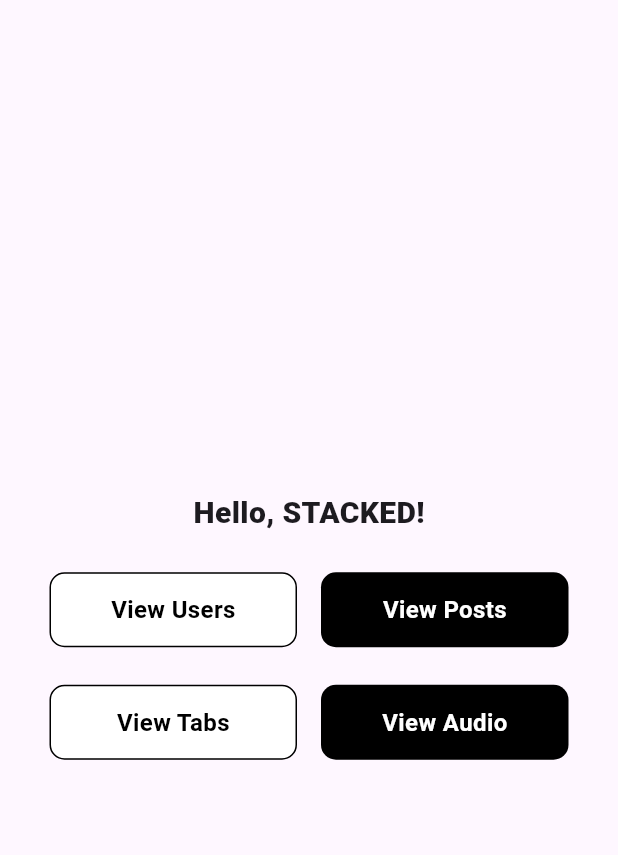
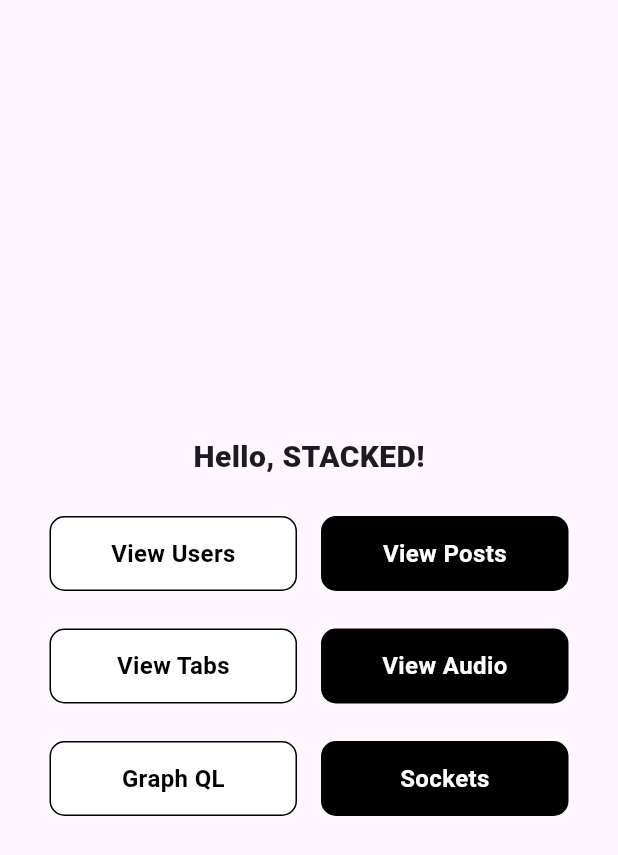
Before and after one commit to Kevnlan/flutter-stacked, a Flutter app: the screen it shows after launch, on a phone screen of 412 x 824 dp. Shown: the top 855 px of the screen. Run offline on Flutter 3.47's test engine with Material 3 defaults, Android fonts, the phone set to English and light mode, and no system bars; our stand-ins replace flutter_dotenv, hive_flutter, injectable, sizer, stacked, stacked_services and 1 more; accounts and stored records are empty.

Commit message:
add new views, consolidate all nav methods to one method

```diff
--- a/lib/app/app.dart
+++ b/lib/app/app.dart
@@ -12,6 +12,8 @@ import 'package:flutter_application_stacked/ui/views/post_details/post_details_v
 import 'package:flutter_application_stacked/ui/views/users/users_view.dart';
 import 'package:flutter_application_stacked/ui/views/tabs/tabs_view.dart';
 import 'package:flutter_application_stacked/ui/views/audio/audio_view.dart';
+import 'package:flutter_application_stacked/ui/views/qraph_ql/qraph_ql_view.dart';
+import 'package:flutter_application_stacked/ui/views/sockets/sockets_view.dart';
 // @stacked-import
 
 @StackedApp(
@@ -24,6 +26,8 @@ import 'package:flutter_application_stacked/ui/views/audio/audio_view.dart';
     MaterialRoute(page: UsersView),
     MaterialRoute(page: TabsView),
     MaterialRoute(page: AudioView),
+    MaterialRoute(page: QraphQlView),
+    MaterialRoute(page: SocketsView),
 // @stacked-route
   ],
   dependencies: [
--- a/lib/models/pixabay_images.dart
+++ b/lib/models/pixabay_images.dart
@@ -4,7 +4,8 @@
 
 import 'dart:convert';
 
-PixabayImages pixabayImagesFromJson(String str) => PixabayImages.fromJson(json.decode(str));
+PixabayImages pixabayImagesFromJson(String str) =>
+    PixabayImages.fromJson(json.decode(str));
 
 String pixabayImagesToJson(PixabayImages data) => json.encode(data.toJson());
 
--- a/lib/services/api_service.dart
+++ b/lib/services/api_service.dart
@@ -164,7 +164,9 @@ class ApiService {
       for (var comment in parsed['hits']) {
         imageList.add(PixabayImages.fromJson(comment));
       }
-    } catch (e) {debugPrint(e.toString());}
+    } catch (e) {
+      debugPrint(e.toString());
+    }
     return imageList;
   }
 }
--- a/lib/ui/views/home/home_view.dart
+++ b/lib/ui/views/home/home_view.dart
@@ -40,7 +40,7 @@ class HomeView extends StatelessWidget {
                           padding: const EdgeInsets.symmetric(horizontal: 8),
                           child: GestureDetector(
                             onTap: () {
-                              viewModel.viewUsers();
+                              viewModel.navToPage("users");
                             },
                             child: Container(
                               height: 50,
@@ -67,7 +67,7 @@ class HomeView extends StatelessWidget {
                           padding: const EdgeInsets.symmetric(horizontal: 8),
                           child: GestureDetector(
                             onTap: () {
-                              viewModel.viewPosts();
+                              viewModel.navToPage("posts");
                             },
                             child: Container(
                               height: 50,
@@ -99,7 +99,7 @@ class HomeView extends StatelessWidget {
                           padding: const EdgeInsets.symmetric(horizontal: 8),
                           child: GestureDetector(
                             onTap: () {
-                              viewModel.viewTabs();
+                              viewModel.navToPage("tabs");
                             },
                             child: Container(
                               height: 50,
@@ -126,7 +126,7 @@ class HomeView extends StatelessWidget {
                           padding: const EdgeInsets.symmetric(horizontal: 8),
                           child: GestureDetector(
                             onTap: () {
-                              viewModel.viewAudio();
+                              viewModel.navToPage("audio");
                             },
                             child: Container(
                               height: 50,
@@ -138,6 +138,65 @@ class HomeView extends StatelessWidget {
                               ),
                               child: const Text(
                                 'View Audio',
+                                style: TextStyle(
+                                  color: Colors.white,
+                                  fontWeight: FontWeight.bold,
+                                  fontSize: 16,
+                                ),
+                              ),
+                            ),
+                          ),
+                        ),
+                      ),
+                    ],
+                  ),
+                  verticalSpaceMedium,
+                  Row(
+                    children: [
+                      Expanded(
+                        child: Padding(
+                          padding: const EdgeInsets.symmetric(horizontal: 8),
+                          child: GestureDetector(
+                            onTap: () {
+                              viewModel.navToPage("graphql");
+                            },
+                            child: Container(
+                              height: 50,
+                              width: 100,
+                              alignment: Alignment.center,
+                              decoration: BoxDecoration(
+                                  color: Colors.white,
+                                  borderRadius: BorderRadius.circular(10),
+                                  border: Border.all(color: Colors.black)),
+                              child: const Text(
+                                'Graph QL',
+                                style: TextStyle(
+                                  color: Colors.black,
+                                  fontWeight: FontWeight.bold,
+                                  fontSize: 16,
+                                ),
+                              ),
+                            ),
+                          ),
+                        ),
+                      ),
+                      Expanded(
+                        child: Padding(
+                          padding: const EdgeInsets.symmetric(horizontal: 8),
+                          child: GestureDetector(
+                            onTap: () {
+                              viewModel.navToPage("sockets");
+                            },
+                            child: Container(
+                              height: 50,
+                              width: 100,
+                              alignment: Alignment.center,
+                              decoration: BoxDecoration(
+                                color: Colors.black,
+                                borderRadius: BorderRadius.circular(10),
+                              ),
+                              child: const Text(
+                                'Sockets',
                                 style: TextStyle(
                                   color: Colors.white,
                                   fontWeight: FontWeight.bold,
--- /dev/null
+++ b/lib/ui/views/qraph_ql/qraph_ql_view.dart
@@ -0,0 +1,28 @@
+import 'package:flutter/material.dart';
+import 'package:stacked/stacked.dart';
+
+import 'qraph_ql_viewmodel.dart';
+
+class QraphQlView extends StackedView<QraphQlViewModel> {
+  const QraphQlView({Key? key}) : super(key: key);
+
+  @override
+  Widget builder(
+    BuildContext context,
+    QraphQlViewModel viewModel,
+    Widget? child,
+  ) {
+    return Scaffold(
+      backgroundColor: Theme.of(context).colorScheme.background,
+      body: Container(
+        padding: const EdgeInsets.only(left: 25.0, right: 25.0),
+      ),
+    );
+  }
+
+  @override
+  QraphQlViewModel viewModelBuilder(
+    BuildContext context,
+  ) =>
+      QraphQlViewModel();
+}
--- /dev/null
+++ b/lib/ui/views/qraph_ql/qraph_ql_viewmodel.dart
@@ -0,0 +1,3 @@
+import 'package:stacked/stacked.dart';
+
+class QraphQlViewModel extends BaseViewModel {}
--- /dev/null
+++ b/lib/ui/views/sockets/sockets_view.dart
@@ -0,0 +1,28 @@
+import 'package:flutter/material.dart';
+import 'package:stacked/stacked.dart';
+
+import 'sockets_viewmodel.dart';
+
+class SocketsView extends StackedView<SocketsViewModel> {
+  const SocketsView({Key? key}) : super(key: key);
+
+  @override
+  Widget builder(
+    BuildContext context,
+    SocketsViewModel viewModel,
+    Widget? child,
+  ) {
+    return Scaffold(
+      backgroundColor: Theme.of(context).colorScheme.background,
+      body: Container(
+        padding: const EdgeInsets.only(left: 25.0, right: 25.0),
+      ),
+    );
+  }
+
+  @override
+  SocketsViewModel viewModelBuilder(
+    BuildContext context,
+  ) =>
+      SocketsViewModel();
+}
--- /dev/null
+++ b/lib/ui/views/sockets/sockets_viewmodel.dart
@@ -0,0 +1,3 @@
+import 'package:stacked/stacked.dart';
+
+class SocketsViewModel extends BaseViewModel {}
--- a/lib/ui/views/tabs/tabs_view.dart
+++ b/lib/ui/views/tabs/tabs_view.dart
@@ -52,7 +52,7 @@ class TabsView extends StatelessWidget {
                             var image = model.curatedImages[index];
                             return GestureDetector(
                               onTap: () {
-                                model.actionDialog(context,image);
+                                model.actionDialog(context, image);
                                 // model.displayDialog(image);
                               },
                               child: ImageView(
--- a/lib/ui/views/tabs/tabs_viewmodel.dart
+++ b/lib/ui/views/tabs/tabs_viewmodel.dart
@@ -97,8 +97,8 @@ class TabsViewModel extends BaseViewModel {
     return _approvedImages;
   }
 
-    Future removeRejectedImages(PixabayImages image) async {
-     _rejectedImages.removeWhere((element) => element == image);
+  Future removeRejectedImages(PixabayImages image) async {
+    _rejectedImages.removeWhere((element) => element == image);
     notifyListeners();
     return _rejectedImages;
   }
--- a/lib/ui/widgets/image_token.dart
+++ b/lib/ui/widgets/image_token.dart
@@ -5,8 +5,7 @@ import 'package:http/http.dart' as http;
 class ImageWithToken extends StatefulWidget {
   final String imageUrl;
 
-  const ImageWithToken({Key? key, required this.imageUrl})
-      : super(key: key);
+  const ImageWithToken({Key? key, required this.imageUrl}) : super(key: key);
 
   @override
   // ignore: library_private_types_in_public_api
--- a/pubspec.yaml
+++ b/pubspec.yaml
@@ -19,6 +19,7 @@ dependencies:
   intl: ^0.19.0
   flutter_dotenv: ^5.1.0
   sizer: ^2.0.15
+  graphql_flutter: ^5.2.0-beta.6
 
 dev_dependencies:
   build_runner: ^2.4.5
```
Also changed, not shown: lib/app/app.router.dart (+105 -19 lines), lib/ui/views/home/home_viewmodel.dart (+23 -13 lines), lib/models/images.dart (indentation only), 6 other files. Lines whose indentation alone changed are shown as unchanged.
